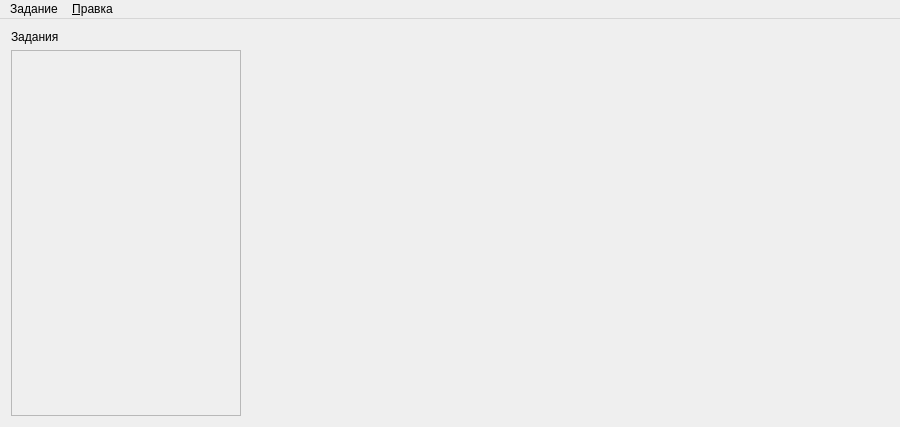
This is taskbuilder/mainwindow.ui in alirzaev/dispatcher as Qt 5 draws it before an edit. The edited form follows.
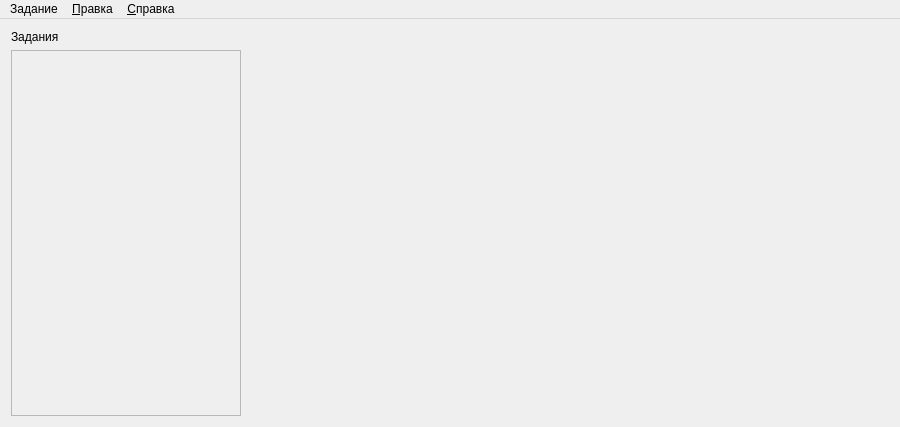
This is the edited form.

Commit message: feat(taskbuilder): добавил окно "О программе"

```diff
--- a/taskbuilder/mainwindow.ui
+++ b/taskbuilder/mainwindow.ui
@@ -75,7 +75,7 @@
      <x>0</x>
      <y>0</y>
      <width>900</width>
-     <height>20</height>
+     <height>21</height>
     </rect>
    </property>
    <widget class="QMenu" name="menuTask">
@@ -122,8 +122,15 @@
     <addaction name="actionUndo"/>
     <addaction name="actionRedo"/>
    </widget>
+   <widget class="QMenu" name="menuHelp">
+    <property name="title">
+     <string>&amp;Справка</string>
+    </property>
+    <addaction name="actionAbout"/>
+   </widget>
    <addaction name="menuTask"/>
    <addaction name="menuEdit"/>
+   <addaction name="menuHelp"/>
   </widget>
   <action name="actionSaveTask">
    <property name="text">
```
Left out of the diff: 8 changed lines with no effect on the pictures. The commit also changes 5 other files.
